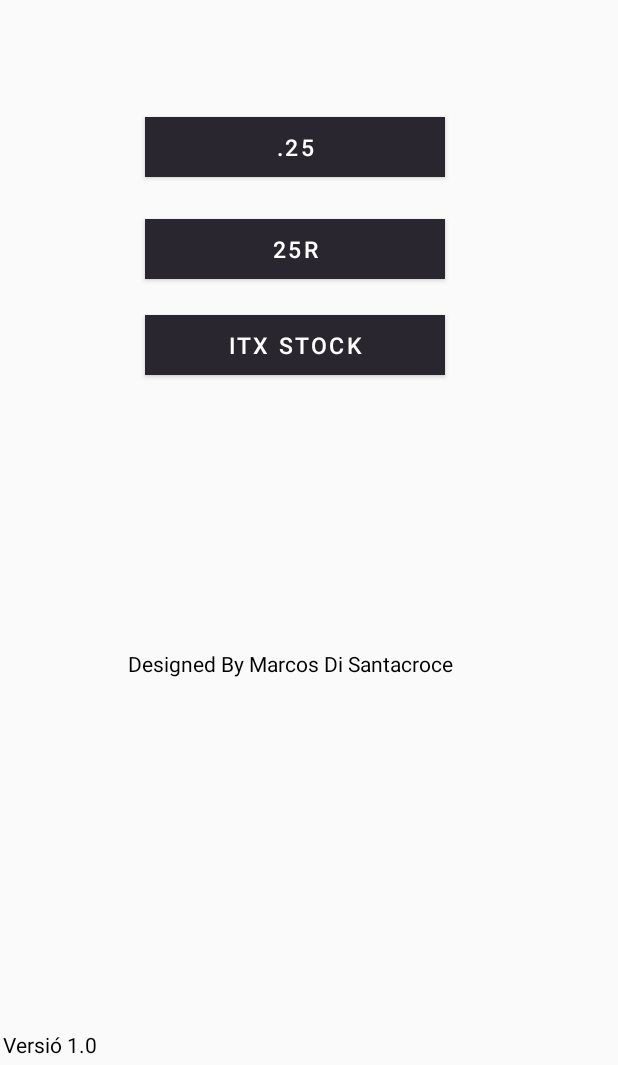
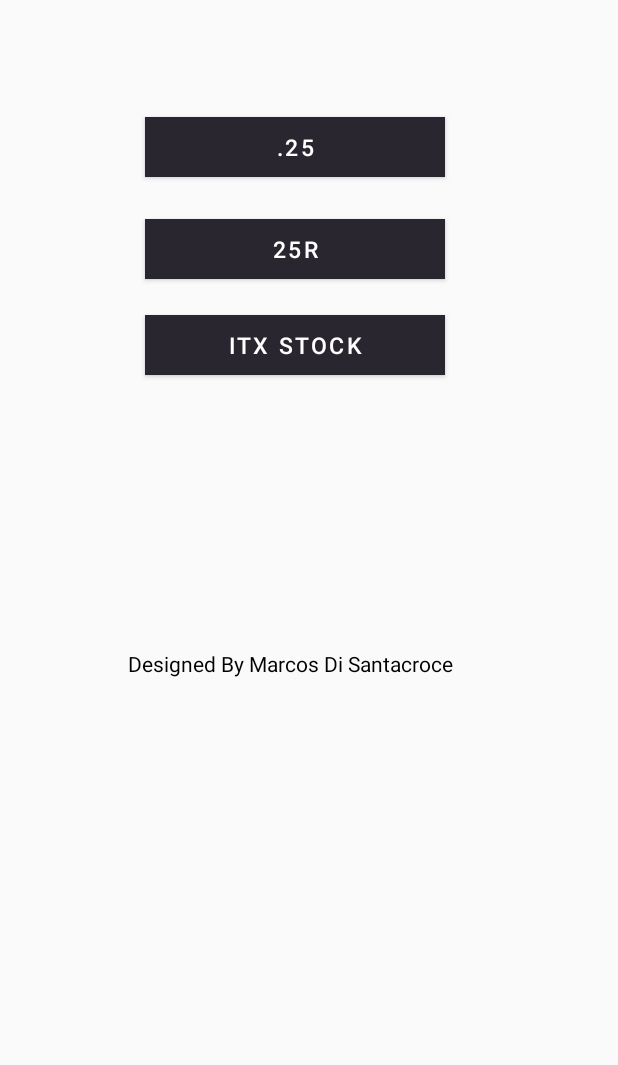
Before and after one commit to dsntta/M13.ProjecteFinal, an Android app: the screen it shows after launch (MainActivity), on a phone screen of 412 x 824 dp, the part 171-1236 px from its top. Run offline under Robolectric (Android 15) with nearby library versions, the phone set to English and light mode, and no system bars.

Commit message:
LoginActivity

```diff
--- a/Projecte Inditex/app/src/main/java/com/example/projecteinditex/MainActivity.java
+++ b/Projecte Inditex/app/src/main/java/com/example/projecteinditex/MainActivity.java
@@ -35,8 +35,4 @@ public class MainActivity extends AppCompatActivity {
         Intent repo = new  Intent(this, Informacio.class);
         startActivity(repo);
     }
-
-
-
-
 }
--- a/Projecte Inditex/app/src/main/res/layout/activity_main.xml
+++ b/Projecte Inditex/app/src/main/res/layout/activity_main.xml
@@ -84,17 +84,4 @@
         app:layout_constraintTop_toTopOf="parent"
         app:srcCompat="@mipmap/logo" />
 
-    <TextView
-        android:id="@+id/versio"
-        android:layout_width="wrap_content"
-        android:layout_height="wrap_content"
-        android:text="@string/version"
-        android:textColor="@color/colorAccent"
-        app:layout_constraintBottom_toBottomOf="parent"
-        app:layout_constraintEnd_toEndOf="parent"
-        app:layout_constraintHorizontal_bias="0.005"
-        app:layout_constraintStart_toStartOf="parent"
-        app:layout_constraintTop_toTopOf="parent"
-        app:layout_constraintVertical_bias="0.995" />
-
 </androidx.constraintlayout.widget.ConstraintLayout>
```
Also changed, not shown: Projecte Inditex/app/src/main/AndroidManifest.xml (+5 -6 lines), Projecte Inditex/app/src/main/java/com/example/projecteinditex/Dades.java (+2 -14 lines), Projecte Inditex/app/src/main/java/com/example/projecteinditex/Informacio.java (+7 -0 lines), Projecte Inditex/app/src/main/java/com/example/projecteinditex/LoginEntradaStock.java (added, +13 -0 lines), Projecte Inditex/app/src/main/res/layout/activity_informacio.xml (+6 -2 lines), Projecte Inditex/app/src/main/res/layout/activity_login_entrada_stock.xml (added, +10 -0 lines), Projecte Inditex/app/src/main/res/layout/activity_reposicion.xml (+0 -14 lines).
